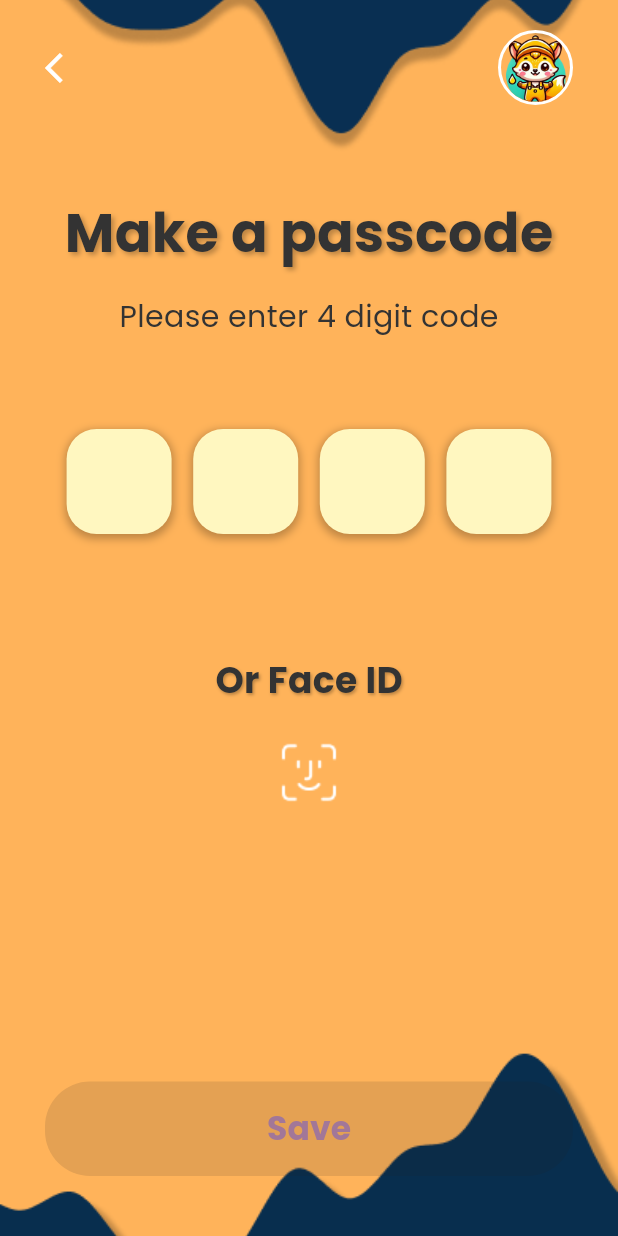
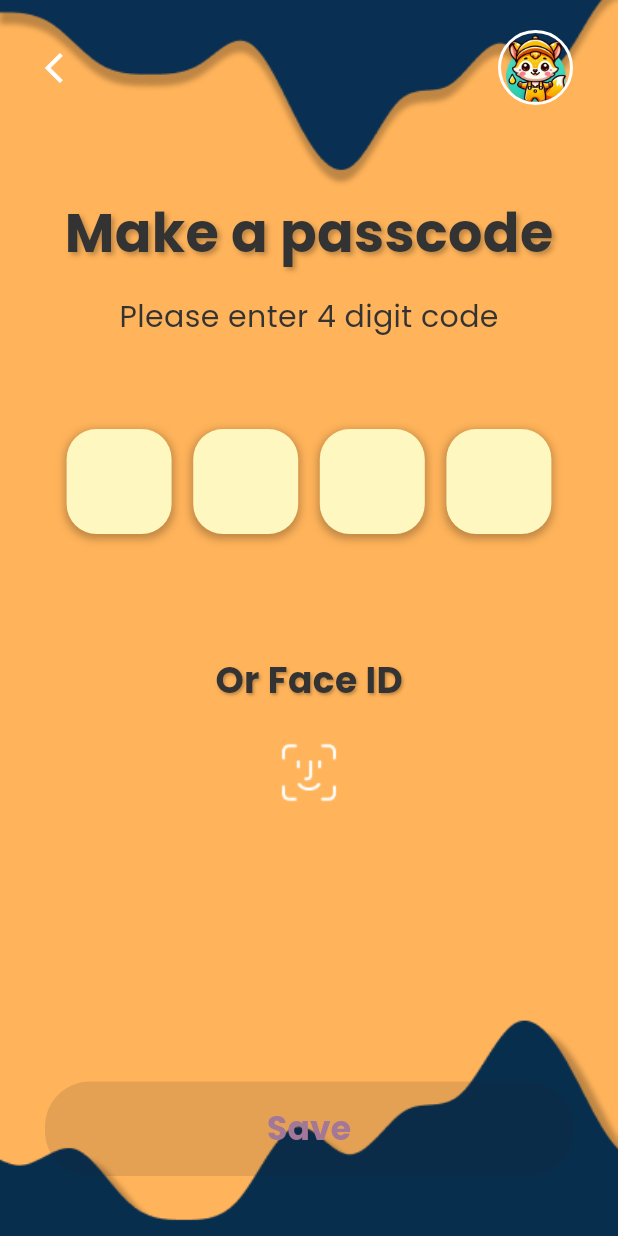
Before and after one commit to Liann099/UAS_Mobile-ReNuOil-, a Flutter app: the MakePasscodeScreen screen opened by its route, on a phone screen of 412 x 824 dp. Run offline on Flutter 3.47's test engine with Material 3 defaults, Android fonts, the phone set to English and light mode, and no system bars; our stand-ins replace flutter_map, flutter_secure_storage, flutter_svg, geocoding, latlong2, location and 1 more; accounts and stored records are empty.

Commit message:
rev make passcode

```diff
--- a/uas_renuoil/lib/auth/make_passcode.dart
+++ b/uas_renuoil/lib/auth/make_passcode.dart
@@ -69,7 +69,7 @@
         decoration: const BoxDecoration(
           image: DecorationImage(
             image: AssetImage(Assets.imagesGroup306), // Use the same wave background image
-            fit: BoxFit.cover,
+              fit: BoxFit.fill
           ),
           color: Color(0xFFFFB35A), // Orange background color
         ),
```
